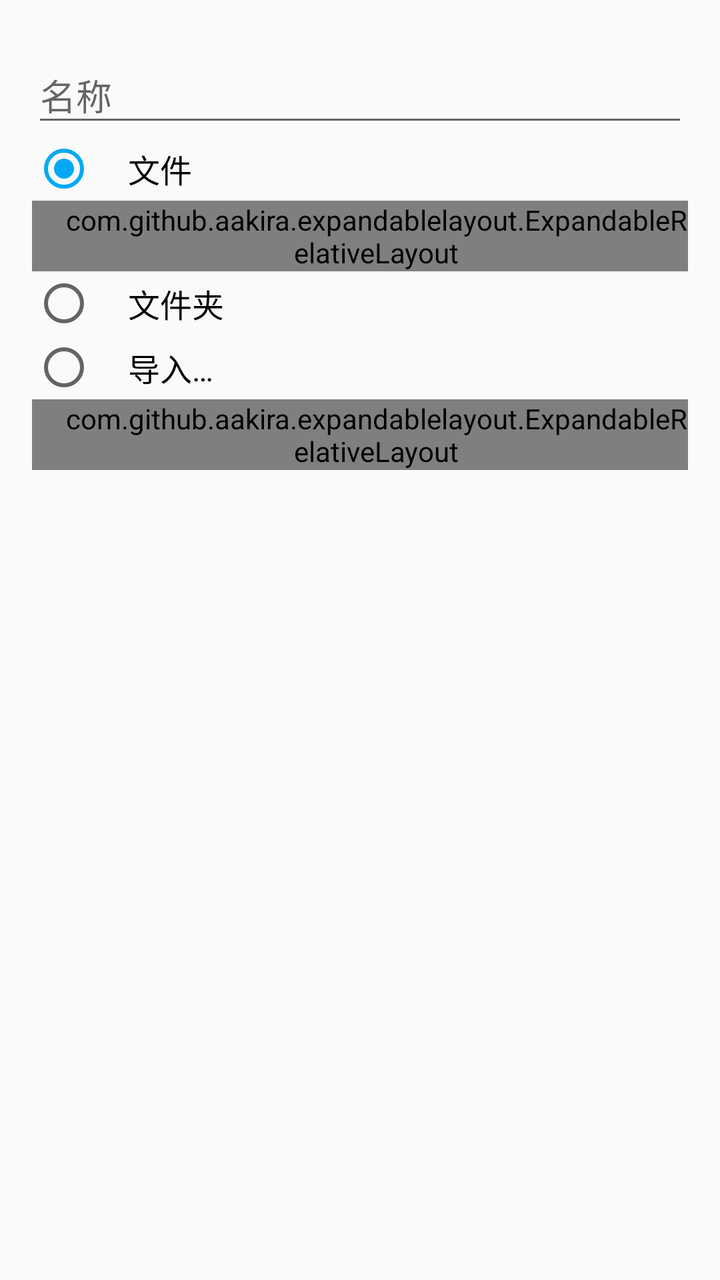
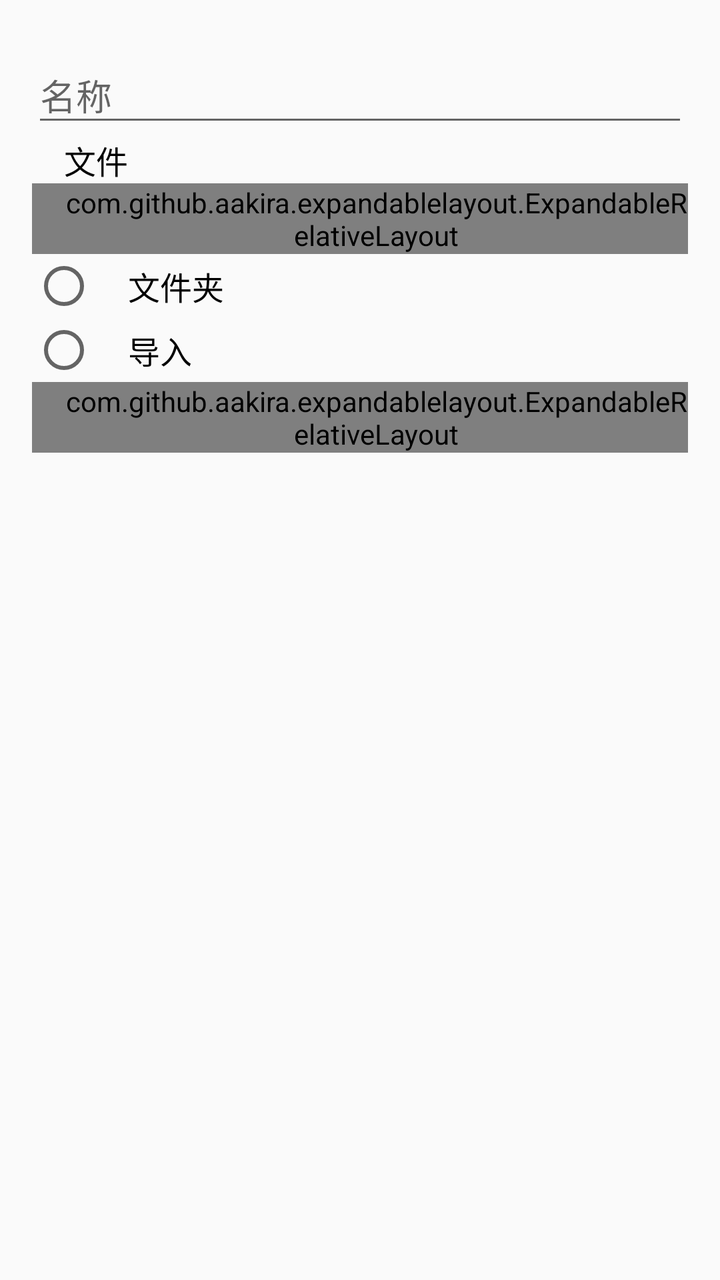

Before-and-after screenshots of an Android layout around one commit, followed by the original layout XML and the change that was made.
<!-- AndroidManifest.xml: application theme AppTheme -->
<!-- res/layout/new_file_dialog.xml -->
<?xml version="1.0" encoding="utf-8"?>
<LinearLayout xmlns:android="http://schemas.android.com/apk/res/android"
              xmlns:app="http://schemas.android.com/apk/res-auto"
              android:layout_width="match_parent"
              android:layout_height="match_parent"
              android:orientation="vertical"
              android:padding="16dp">

    <android.support.design.widget.TextInputLayout
        android:layout_width="match_parent"
        android:layout_height="wrap_content">

        <android.support.design.widget.TextInputEditText
            android:id="@+id/name"
            android:layout_width="match_parent"
            android:layout_height="wrap_content"
            android:hint="@string/text_name"/>

    </android.support.design.widget.TextInputLayout>

    <RadioGroup
        android:id="@+id/options"
        android:layout_width="match_parent"
        android:layout_height="wrap_content"
        android:orientation="vertical">

        <RadioButton
            android:id="@+id/option_new_file"
            android:layout_width="match_parent"
            android:layout_height="wrap_content"
            android:layout_marginTop="@dimen/air_baseline"
            android:checked="true"
            android:paddingLeft="16dp"
            android:text="@string/text_file"
            android:textSize="16sp"/>

        <com.github.aakira.expandablelayout.ExpandableRelativeLayout
            android:id="@+id/layout_new_file"
            android:layout_width="match_parent"
            android:layout_height="wrap_content"
            android:paddingLeft="16dp"
            app:ael_expanded="true"
            app:ael_orientation="vertical">

            <LinearLayout
                android:layout_width="match_parent"
                android:layout_height="wrap_content"
                android:orientation="vertical">

                <android.support.v7.widget.AppCompatCheckBox
                    android:layout_width="wrap_content"
                    android:layout_height="wrap_content"
                    android:checked="true"
                    android:paddingLeft="3dp"
                    android:text="@string/text_auto_mode"/>

                <android.support.v7.widget.AppCompatCheckBox
                    android:layout_width="wrap_content"
                    android:layout_height="wrap_content"
                    android:paddingLeft="3dp"
                    android:text="@string/text_ui_mode"/>

                <android.support.v7.widget.AppCompatCheckBox
                    android:layout_width="wrap_content"
                    android:layout_height="wrap_content"
                    android:paddingLeft="3dp"
                    android:text="@string/text_console"/>

            </LinearLayout>

        </com.github.aakira.expandablelayout.ExpandableRelativeLayout>

        <RadioButton
            android:id="@+id/option_new_dir"
            android:layout_width="match_parent"
            android:layout_height="wrap_content"
            android:paddingLeft="16dp"
            android:text="@string/text_directory"
            android:textSize="16sp"/>

        <RadioButton
            android:id="@+id/option_import"
            android:layout_width="match_parent"
            android:layout_height="wrap_content"
            android:paddingLeft="16dp"
            android:text="@string/text_import"
            android:textSize="16sp"/>

        <com.github.aakira.expandablelayout.ExpandableRelativeLayout
            android:id="@+id/layout_import"
            android:layout_width="match_parent"
            android:layout_height="wrap_content"
            android:paddingLeft="16dp"
            app:ael_orientation="vertical">

            <LinearLayout
                android:layout_width="match_parent"
                android:layout_height="wrap_content"
                android:orientation="horizontal">

                <EditText
                    android:layout_width="0dp"
                    android:layout_height="wrap_content"
                    android:layout_weight="1"/>

                <Button
                    style="@style/Widget.AppCompat.Button.Borderless.Colored"
                    android:layout_width="wrap_content"
                    android:layout_height="wrap_content"
                    android:text="@string/text_choose_file"/>

            </LinearLayout>

        </com.github.aakira.expandablelayout.ExpandableRelativeLayout>

    </RadioGroup>

</LinearLayout>
<!-- resources referenced by this layout -->
<resources>
  <string name="text_auto_mode">auto模式</string>
  <string name="text_choose_file">选择文件</string>
  <string name="text_console">控制台</string>
  <string name="text_directory">文件夹</string>
  <string name="text_file">文件</string>
  <string name="text_import">导入…</string>
  <string name="text_name">名称</string>
  <string name="text_ui_mode">ui模式</string>
  <style name="AppTheme" parent="Theme.AppCompat.Light.NoActionBar">
          <item name="colorPrimary">@color/colorPrimary</item>
          <item name="colorPrimaryDark">@color/colorPrimaryDark</item>
          <item name="colorAccent">@color/colorAccent</item>
  
      </style>
  <color name="colorPrimary">#009688</color>
  <color name="colorPrimaryDark">#009688</color>
  <color name="colorAccent">#03a9f4</color>
</resources>

<!-- the commit's change to res/layout/new_file_dialog.xml (unified diff, before → after) -->
@@ -31,6 +31,7 @@
             android:layout_marginTop="@dimen/air_baseline"
             android:checked="true"
             android:paddingLeft="16dp"
+            android:button="@null"
             android:text="@string/text_file"
             android:textSize="16sp"/>
 
<!-- resource entries referenced after the edit -->
@@ -5,7 +5,7 @@
   <string name="text_console">控制台</string>
   <string name="text_directory">文件夹</string>
   <string name="text_file">文件</string>
-  <string name="text_import">导入…</string>
+  <string name="text_import">导入</string>
   <string name="text_name">名称</string>
   <string name="text_ui_mode">ui模式</string>
   <style name="AppTheme" parent="Theme.AppCompat.Light.NoActionBar">
